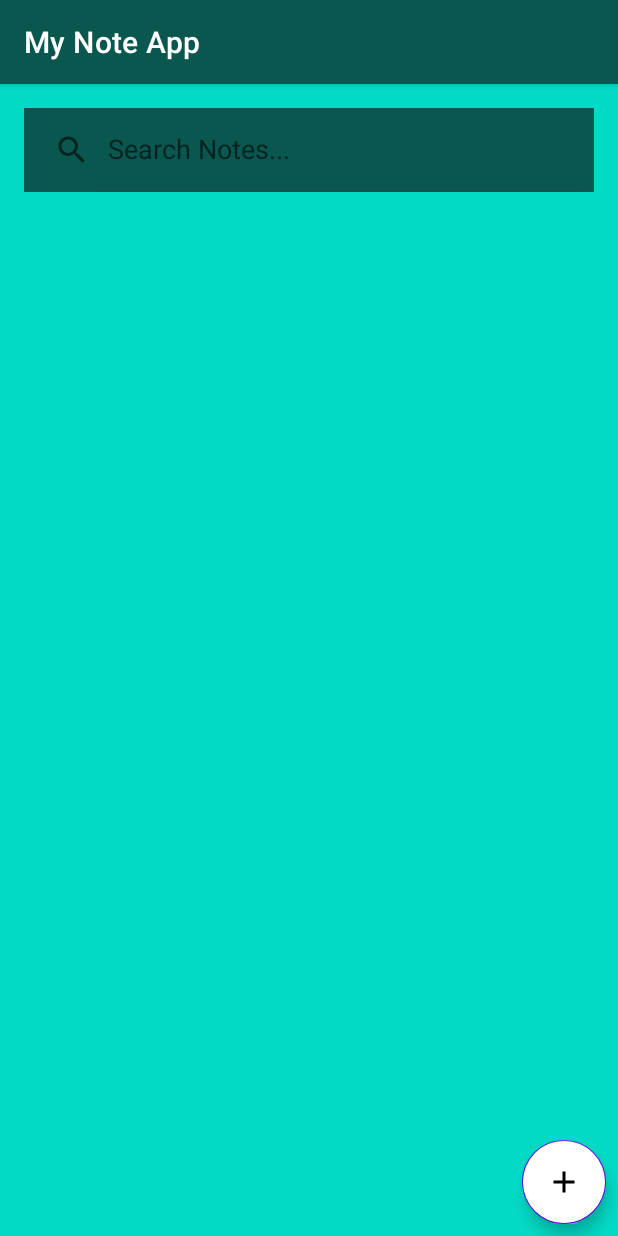
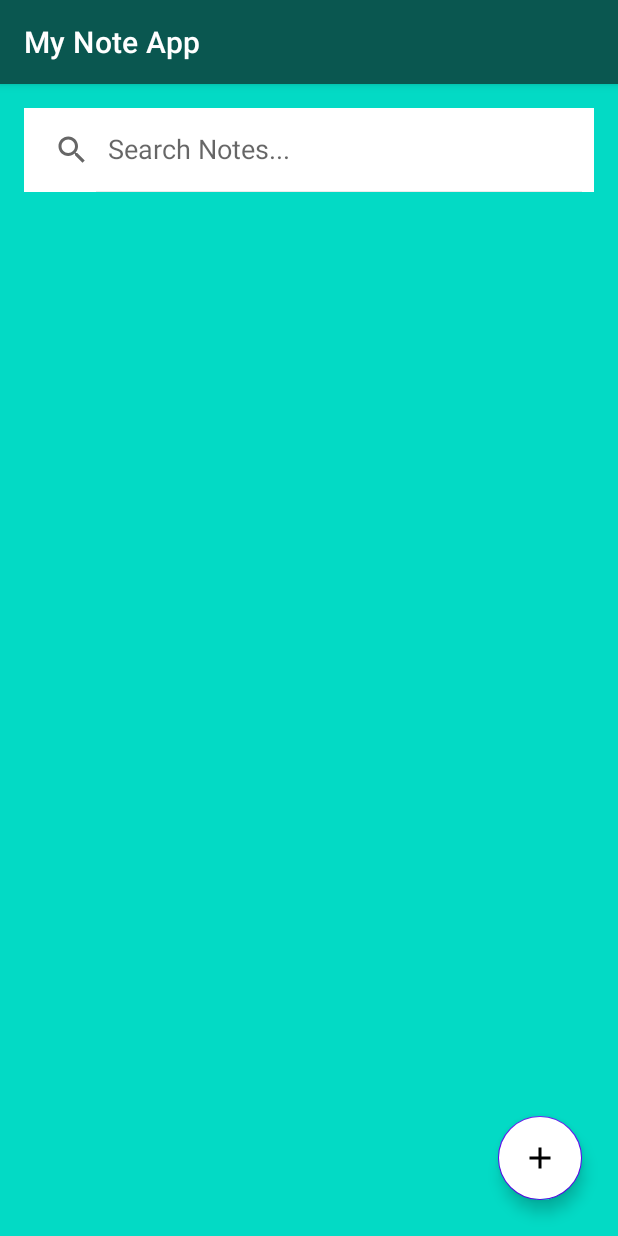
Before and after one commit to codewithaysha-123/my-note-app, an Android app: the screen it shows after launch (MainActivity), on a phone screen of 412 x 824 dp. Run offline under Robolectric (Android 15) with nearby library versions, the phone set to English and light mode, and no system bars; our stand-ins replace Room's generated code.

Commit message:
changed the UI of activity_main.xml and activity_notes_taker.xml

```diff
--- a/app/src/main/res/layout/activity_main.xml
+++ b/app/src/main/res/layout/activity_main.xml
@@ -13,7 +13,7 @@
         android:id="@+id/searchView_home"
         android:layout_alignParentTop="true"
         android:layout_margin="16dp"
-        android:background="@color/teal_700"
+        android:background="@color/white"
         app:queryHint="Search Notes..."
         app:iconifiedByDefault="false"
         android:layout_width="match_parent"
@@ -32,12 +32,12 @@
         android:layout_height="wrap_content"
         android:layout_alignParentEnd="true"
         android:layout_alignParentBottom="true"
-        android:layout_margin="8dp"
+        android:layout_margin="24dp"
         android:backgroundTint="@color/white"
-        android:src="@drawable/ic_add"
-        app:srcCompat="?android:attr/textSelectHandleRight"
-        tools:ignore="ContentDescription" />
-
+        android:clickable="true"
+        android:contentDescription="@string/add_a_note"
+        android:focusable="true"
+        android:src="@drawable/ic_add" />
 
 
 </RelativeLayout>
--- a/app/src/main/res/layout/activity_notes_taker.xml
+++ b/app/src/main/res/layout/activity_notes_taker.xml
@@ -3,7 +3,7 @@
 <LinearLayout xmlns:android="http://schemas.android.com/apk/res/android"
     xmlns:app="http://schemas.android.com/apk/res-auto"
     android:orientation="vertical"
-    android:background="@color/teal_700"
+    android:background="@color/teal_500"
     xmlns:tools="http://schemas.android.com/tools"
     android:layout_width="match_parent"
     android:layout_height="match_parent"
@@ -23,8 +23,7 @@
                 android:padding="8dp"
                 android:layout_alignParentEnd="true"
                 android:layout_width="?attr/actionBarSize"
-                android:layout_height="?attr/actionBarSize"
-                tools:ignore="ContentDescription" />
+                android:layout_height="?attr/actionBarSize" />
         </RelativeLayout>
 
     </androidx.appcompat.widget.Toolbar>
--- a/app/src/main/res/values/strings.xml
+++ b/app/src/main/res/values/strings.xml
@@ -7,4 +7,5 @@
     <string name="edit_title">Title:</string>
     <string name="pin_unpin">Pin/Unpin</string>
     <string name="delete">Delete</string>
+    <string name="add_a_note">Add a note</string>
 </resources>
```
